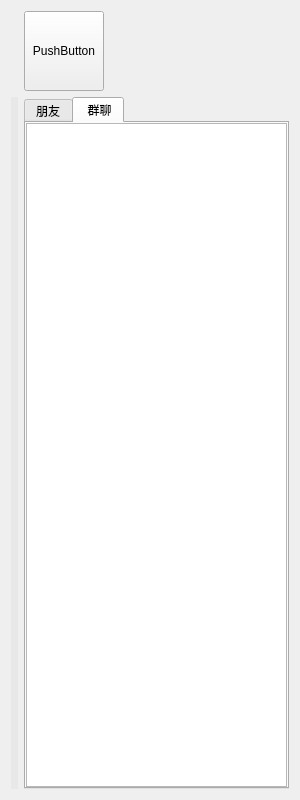
The window that qClient/friend_windows.ui (AGuan177/QTice) describes before a commit, drawn with Qt 5.
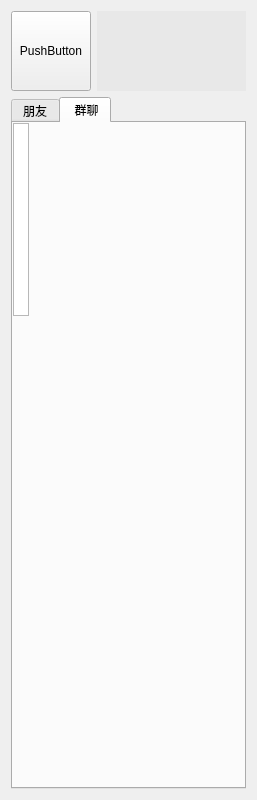
The same window after the commit. The open tabs and pages were chosen to show the change. Icons and pictures are not drawn.

What changed in the file:
```diff
--- a/qClient/friend_windows.ui
+++ b/qClient/friend_windows.ui
@@ -6,7 +6,7 @@
    <rect>
     <x>0</x>
     <y>0</y>
-    <width>300</width>
+    <width>257</width>
     <height>800</height>
    </rect>
   </property>
@@ -17,7 +17,36 @@
    <string notr="true"/>
   </property>
   <layout class="QGridLayout" name="gridLayout">
-   <item row="1" column="3">
+   <item row="0" column="0">
+    <widget class="QPushButton" name="changeHead">
+     <property name="minimumSize">
+      <size>
+       <width>80</width>
+       <height>80</height>
+      </size>
+     </property>
+     <property name="maximumSize">
+      <size>
+       <width>80</width>
+       <height>80</height>
+      </size>
+     </property>
+     <property name="text">
+      <string>PushButton</string>
+     </property>
+    </widget>
+   </item>
+   <item row="0" column="1">
+    <widget class="QLabel" name="labelID">
+     <property name="styleSheet">
+      <string notr="true">background:rgba(225,225,225,0.5)</string>
+     </property>
+     <property name="text">
+      <string/>
+     </property>
+    </widget>
+   </item>
+   <item row="1" column="0" colspan="2">
     <widget class="QTabWidget" name="tabWidget">
      <property name="currentIndex">
       <number>0</number>
@@ -78,11 +107,19 @@
        <property name="spacing">
         <number>0</number>
        </property>
-       <item row="0" column="0">
+      </layout>
         <widget class="QListWidget" name="listWidgetGroup">
          <property name="enabled">
           <bool>true</bool>
          </property>
+       <property name="geometry">
+        <rect>
+         <x>0</x>
+         <y>0</y>
+         <width>16</width>
+         <height>193</height>
+        </rect>
+       </property>
          <property name="font">
           <font>
            <pointsize>14</pointsize>
@@ -94,40 +131,9 @@
           <string notr="true">border-image: url(:/new/prefix1/pintree.jpg);</string>
          </property>
         </widget>
-       </item>
-      </layout>
      </widget>
     </widget>
    </item>
-   <item row="0" column="3">
-    <widget class="QPushButton" name="changeHead">
-     <property name="minimumSize">
-      <size>
-       <width>80</width>
-       <height>80</height>
-      </size>
-     </property>
-     <property name="maximumSize">
-      <size>
-       <width>80</width>
-       <height>80</height>
-      </size>
-     </property>
-     <property name="text">
-      <string>PushButton</string>
-     </property>
-    </widget>
-   </item>
-   <item row="1" column="1" colspan="2">
-    <widget class="QLabel" name="labelID">
-     <property name="styleSheet">
-      <string notr="true">background:rgba(225,225,225,0.5)</string>
-     </property>
-     <property name="text">
-      <string/>
-     </property>
-    </widget>
-   </item>
   </layout>
  </widget>
  <resources/>
```
Lines whose indentation alone changed are shown as unchanged.
